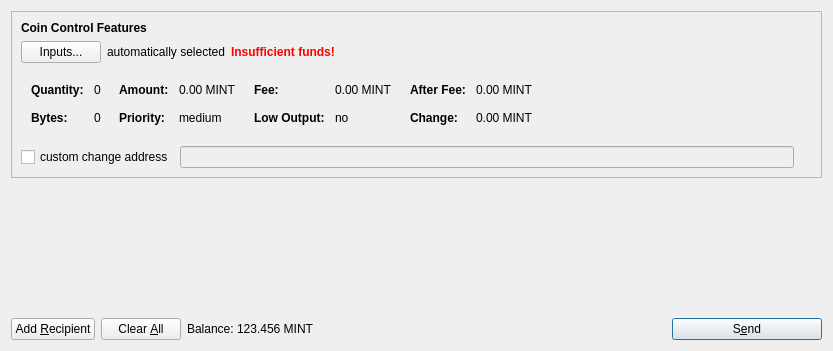
Qt form src/qt/forms/sendcoinsdialog.ui (FlapXCoin/flapxcoin) before a commit.
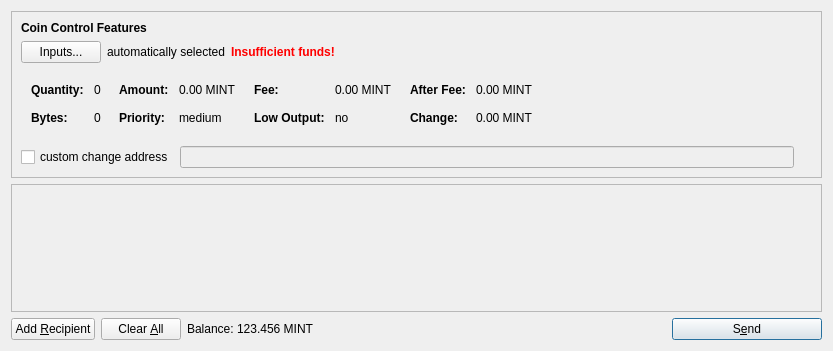
The same form after that commit. Icons and pictures are not drawn.

Commit message: GUI: replace hand-set palettes and style sheets with one central style

Patch:
```diff
--- a/src/qt/forms/sendcoinsdialog.ui
+++ b/src/qt/forms/sendcoinsdialog.ui
@@ -1218,12 +1218,6 @@
        <property name="autoFillBackground">
         <bool>false</bool>
        </property>
-       <property name="styleSheet">
-        <string notr="true">QScrollArea
-{
-background: transparent;
-}</string>
-       </property>
        <property name="widgetResizable">
         <bool>true</bool>
        </property>
```
Left out of the diff: 696 changed lines with no effect on the pictures. The commit also changes 16 other files.
